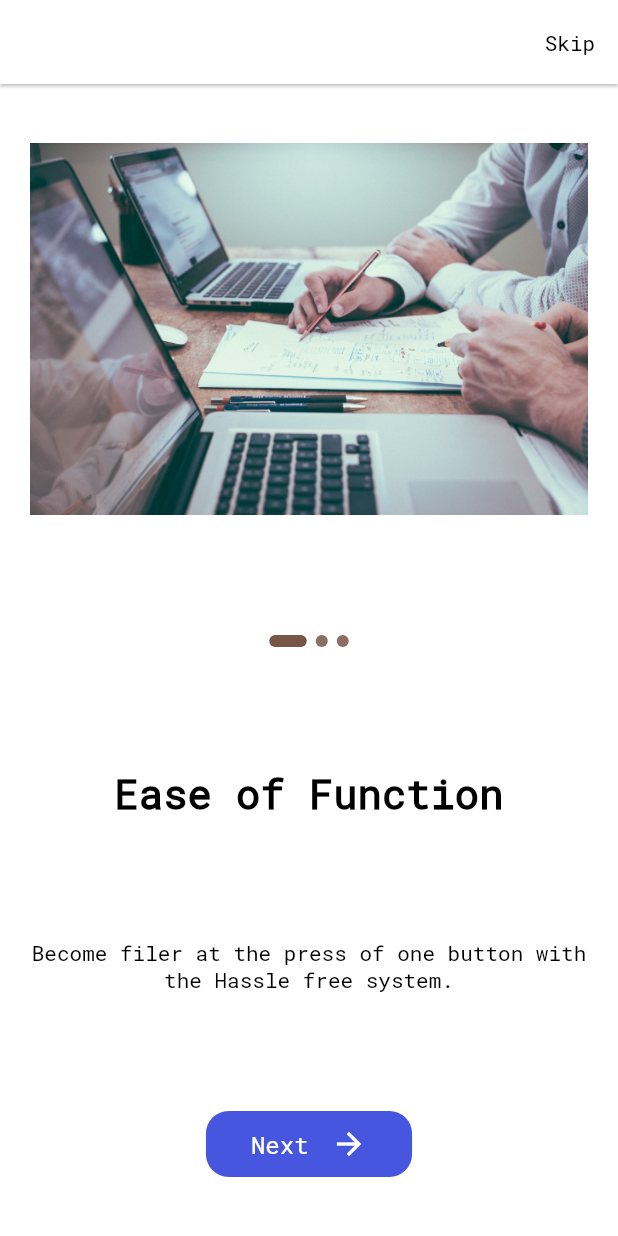
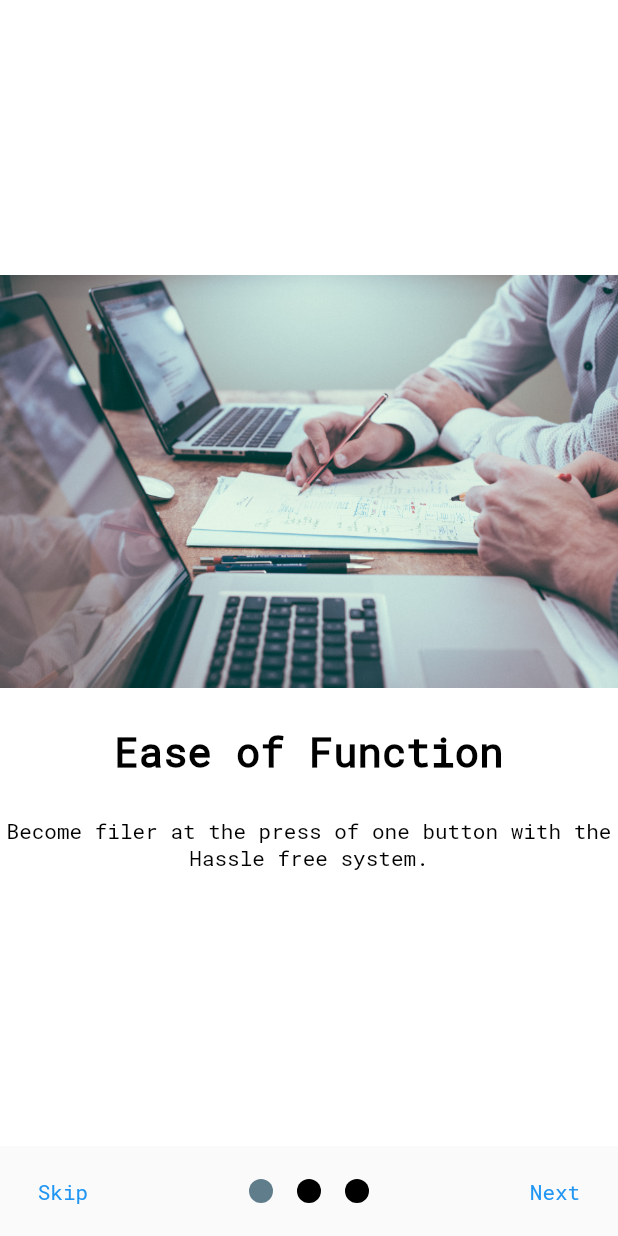
Before and after one commit to Native-Programmers/taxonetime, a Flutter app: the screen it shows after launch, on a phone screen of 412 x 824 dp. Run offline on Flutter 3.47's test engine with Material 2 defaults, Android fonts, the phone set to English and light mode, and no system bars; drawn by our look-alikes of smooth_page_indicator; our stand-ins replace animated_theme_switcher, bubble, cached_network_image, carousel_slider, cloud_firestore, email_validator and 17 more; missing offline and left inert: cnic_scanner, dialog_flowtter, dialogflow_flutter, flutter_facebook_auth, flutterfire_ui, news_api_flutter_package and 2 more; accounts and stored records are empty; project files that could hold a hidden picture were left out.

Commit message:
minor changes

```diff
--- a/lib/controller/authController.dart
+++ b/lib/controller/authController.dart
@@ -1,27 +1,37 @@
-import 'package:cloud_firestore/cloud_firestore.dart';
+// import 'package:cloud_firestore/cloud_firestore.dart';
 import 'package:firebase_auth/firebase_auth.dart';
 import 'package:flutter/foundation.dart';
-import 'package:flutter_neumorphic/flutter_neumorphic.dart';
 import 'package:get/get.dart';
 import 'package:google_sign_in/google_sign_in.dart';
 import 'package:shared_preferences/shared_preferences.dart';
+import 'package:taxonetime/models/userData.dart';
 import 'package:taxonetime/models/user.dart';
-import 'package:taxonetime/screens/auth/login.dart';
+// import 'package:taxonetime/screens/auth/login.dart';
 import 'package:flutter_facebook_auth/flutter_facebook_auth.dart';
-import 'package:taxonetime/screens/onBoarding/onBoard.dart';
-import 'package:taxonetime/widgets/navbar.dart';
+// import 'package:taxonetime/screens/onBoarding/onBoard.dart';
+// import 'package:taxonetime/widgets/navbar.dart';
+import 'package:firebase_auth/firebase_auth.dart' as auth;
 
-int? isViewed;
+GoogleSignInAccount? googleAccount;
 
 class AuthController extends GetxController {
   SharedPreferences? prefs;
   static final FirebaseAuth _auth = FirebaseAuth.instance;
+
   static AuthController authInstance = Get.find();
   Rx<bool> themeState = false.obs;
+  Rx<bool> showHome = false.obs;
   late Rx<User?> firebaseUser;
-  Rx<Users> userData =
-      Users(dob: '', documents: [], email: '', name: '', uid: '', cnic: '').obs;
-  GoogleSignInAccount? googleAccount;
+  Rx<UsersData> userData = UsersData(
+          dob: '',
+          documents: [],
+          email: '',
+          name: '',
+          uid: '',
+          cnic: '',
+          address: '',
+          contact: '')
+      .obs;
   final GoogleSignIn googleSignIn = GoogleSignIn(
     scopes: <String>[
       'email',
@@ -35,30 +45,19 @@ class AuthController extends GetxController {
     firebaseUser = Rx<User?>(_auth.currentUser);
     firebaseUser.bindStream(_auth.userChanges());
     prefs = await SharedPreferences.getInstance();
-
-    ever(firebaseUser, _setInitialScreen);
-    if (prefs!.getBool('theme') == null) {
-      await prefs!.setBool('theme', false);
-    }
-
-    themeState = prefs!.getBool('theme').obs as Rx<bool>;
+    showHome = (prefs!.getBool('showHome') ?? false).obs;
+    themeState = (prefs!.getBool('theme') ?? false).obs;
   }
 
-  _setInitialScreen(User? user) async {
-    SharedPreferences prefs = await SharedPreferences.getInstance();
-    isViewed = prefs.getInt('onBoard');
-    var _isViewed = isViewed;
-    if (_isViewed != 0) {
-      Get.offAll(() => const OnBoard());
-    } else if (FirebaseAuth.instance.currentUser != null) {
-      //user is logged in
-      Get.offAll(() {
-        return const BottomNavBar();
-      });
-    } else {
-      //user is not logged in
-      Get.offAll(() => const Login());
+  Users? _userFromFirebase(auth.User? user) {
+    if (user == null) {
+      return null;
     }
+    return Users(user.uid, user.email);
+  }
+
+  Stream<Users?>? get user {
+    return _auth.authStateChanges().map(_userFromFirebase);
   }
 
   Future<UserCredential> signInWithFacebook() async {
@@ -129,7 +128,7 @@ class AuthController extends GetxController {
           (kIsWeb ? null : Get.back());
         });
       }).onError((error, stackTrace) {
-        Get.snackbar('Error', 'Unale to login. Please check your connection.');
+        Get.snackbar('Error', 'Unable to login. Please check your connection.');
         (kIsWeb ? null : Get.back());
       });
     } on FirebaseAuthException catch (e) {
--- a/lib/models/user.dart
+++ b/lib/models/user.dart
@@ -1,32 +1,14 @@
-// ignore_for_file: must_be_immutable
-
-import 'package:cloud_firestore/cloud_firestore.dart';
 import 'package:equatable/equatable.dart';
 
 class Users extends Equatable {
-  String uid, email, dob, name, cnic;
+  final String uid;
+  final String? email;
 
-  List documents;
+  const Users(
+    this.uid,
+    this.email,
+  );
 
-  Users(
-      {required this.dob,
-      required this.documents,
-      required this.email,
-      required this.name,
-      required this.uid,
-      required this.cnic});
   @override
-  List<Object?> get props => [name, email, uid, dob, documents];
-
-  static Users fromSnapshot(DocumentSnapshot snapshot) {
-    Users user = Users(
-      dob: snapshot['dob'],
-      documents: snapshot['documents'],
-      email: snapshot['email'],
-      name: snapshot['username'],
-      cnic: snapshot['cnic'],
-      uid: snapshot.id,
-    );
-    return user;
-  }
+  List<Object?> get props => [uid, email];
 }
--- /dev/null
+++ b/lib/models/userData.dart
@@ -0,0 +1,37 @@
+// ignore_for_file: must_be_immutable
+
+import 'package:cloud_firestore/cloud_firestore.dart';
+import 'package:equatable/equatable.dart';
+
+class UsersData extends Equatable {
+  String uid, email, dob, name, cnic, address, contact;
+
+  List documents;
+
+  UsersData({
+    required this.dob,
+    required this.documents,
+    required this.email,
+    required this.name,
+    required this.uid,
+    required this.cnic,
+    required this.address,
+    required this.contact,
+  });
+  @override
+  List<Object?> get props => [name, email, uid, dob, documents];
+
+  static UsersData fromSnapshot(DocumentSnapshot snapshot) {
+    UsersData user = UsersData(
+      dob: snapshot['dob'],
+      documents: snapshot['documents'],
+      email: snapshot['email'],
+      name: snapshot['username'],
+      cnic: snapshot['cnic'],
+      address: snapshot['address'],
+      contact: snapshot['contact'],
+      uid: snapshot.id,
+    );
+    return user;
+  }
+}
--- a/lib/screens/app/app.dart
+++ b/lib/screens/app/app.dart
@@ -1,25 +1,24 @@
-// ignore_for_file: prefer_typing_uninitialized_variables
+// ignore_for_file: prefer_typing_uninitialized_variables, must_be_immutable
 
 import 'package:animated_theme_switcher/animated_theme_switcher.dart';
 import 'package:flutter/material.dart';
 import 'package:get/get.dart';
-import 'package:taxonetime/controller/authController.dart';
 import 'package:taxonetime/main.dart';
-import 'package:taxonetime/screens/onBoarding/onBoard.dart';
+import 'package:taxonetime/screens/onBoard/onBoardingPage.dart';
+import 'package:taxonetime/screens/wrapper/wrapper.dart';
 import 'package:taxonetime/themes.dart';
 
 class TaxOneTime extends StatelessWidget {
-  const TaxOneTime({Key? key, required this.isviewed}) : super(key: key);
-  final isviewed;
+  TaxOneTime({Key? key, required this.isviewed}) : super(key: key);
+  bool isviewed;
   @override
   Widget build(BuildContext context) {
     return ThemeProvider(
-      initTheme: AuthController.authInstance.themeState.value
-          ? MyThemes.darkTheme
-          : MyThemes.lightTheme,
+      initTheme: MyThemes.darkTheme,
       builder: (context, myTheme) {
         return GetMaterialApp(
           // turn it false before publishing
+
           debugShowCheckedModeBanner: false,
           theme: ThemeData(
             brightness: Brightness.light,
@@ -36,7 +35,7 @@ class TaxOneTime extends StatelessWidget {
               bodyText2: TextStyle(fontSize: 10.0),
             ),
           ),
-          home: isviewed != 0 ? const OnBoard() : checkLogin(),
+          home: isViewed! ? const Wrapper() : (const OnBoardingPage()),
         );
       },
     );
--- a/lib/screens/auth/login.dart
+++ b/lib/screens/auth/login.dart
@@ -285,6 +285,7 @@ class _LoginState extends State<Login> {
                                     Get.back();
                                     Get.back();
                                     FirebaseAuth.instance.signOut();
+
                                   }).onError((error, stackTrace) {
                                     Get.back();
                                     Get.back();
--- /dev/null
+++ b/lib/screens/onBoard/constant.dart
@@ -0,0 +1,8 @@
+import 'package:flutter/material.dart';
+
+Color kblue = const Color(0xFF4756DF);
+Color kwhite = const Color(0xFFFFFFFF);
+Color kblack = const Color(0xFF000000);
+Color kbrown300 = const Color(0xFF8D6E63);
+Color kbrown = const Color(0xFF795548);
+Color kgrey = const Color(0xFFC0C0C0);
--- /dev/null
+++ b/lib/screens/onBoard/onBoardingPage.dart
@@ -0,0 +1,129 @@
+import 'package:flutter/material.dart';
+import 'package:get/get.dart';
+import 'package:shared_preferences/shared_preferences.dart';
+import 'package:smooth_page_indicator/smooth_page_indicator.dart';
+import 'package:taxonetime/controller/authController.dart';
+import 'package:taxonetime/models/onBoardModel.dart';
+import 'package:taxonetime/screens/wrapper/wrapper.dart';
+import 'package:taxonetime/widgets/onBoardScreenUI.dart';
+
+bool isLastPage = false;
+
+class OnBoardingPage extends StatefulWidget {
+  const OnBoardingPage({Key? key}) : super(key: key);
+
+  @override
+  State<OnBoardingPage> createState() => _OnBoardingPageState();
+}
+
+class _OnBoardingPageState extends State<OnBoardingPage> {
+  final pageController = PageController();
+  @override
+  void dispose() {
+    pageController.dispose();
+    super.dispose();
+  }
+
+  List<OnboardModel> screens = <OnboardModel>[
+    OnboardModel(
+      img: 'assets/images/1.jpg',
+      text: "Ease of Function",
+      desc:
+          "Become filer at the press of one button with the Hassle free system.",
+      bg: Colors.white,
+      button: const Color(0xFF4756DF),
+    ),
+    OnboardModel(
+      img: 'assets/images/2.jpg',
+      text: "No more amateur paper work",
+      desc:
+          "All cases are handled by trained professionals. Means no more hassle",
+      bg: const Color(0xFF4756DF),
+      button: Colors.white,
+    ),
+    OnboardModel(
+      img: 'assets/images/3.jpg',
+      text: "Auto Reminders",
+      desc: "To ensure people do not forget to file their statements",
+      bg: Colors.white,
+      button: const Color(0xFF4756DF),
+    ),
+  ];
+  @override
+  Widget build(BuildContext context) {
+    return Scaffold(
+      body: Container(
+        margin: const EdgeInsets.only(bottom: 60),
+        child: PageView.builder(
+          controller: pageController,
+          onPageChanged: (index) {
+            setState(() {
+              isLastPage = index == 2;
+            });
+          },
+          itemCount: screens.length,
+          itemBuilder: (BuildContext context, int index) {
+            return onBoardPageUI(index: index, screens: screens[index]);
+          },
+        ),
+      ),
+      bottomSheet: isLastPage
+          ? TextButton(
+              style: TextButton.styleFrom(
+                shape: RoundedRectangleBorder(
+                  borderRadius: BorderRadius.circular(0.0),
+                ),
+                primary: Colors.white,
+                backgroundColor: Colors.blueGrey.shade700,
+                minimumSize: const Size.fromHeight(80),
+              ),
+              onPressed: () async {
+                final prefs = await SharedPreferences.getInstance();
+                await prefs.setBool('showHome', true);
+                AuthController.authInstance.showHome.value = true;
+                Get.offAll(const Wrapper());
+              },
+              child: const Text(
+                'Get Started',
+                style: TextStyle(fontSize: 24),
+              ),
+            )
+          : Container(
+              padding: const EdgeInsets.symmetric(horizontal: 10),
+              height: 60,
+              child: Row(
+                mainAxisAlignment: MainAxisAlignment.spaceBetween,
+                children: [
+                  TextButton(
+                      onPressed: () {
+                        pageController.jumpToPage(2);
+                      },
+                      child: const Text('Skip')),
+                  Center(
+                    child: SmoothPageIndicator(
+                      controller: pageController,
+                      count: 3,
+                      effect: const WormEffect(
+                        spacing: 16,
+                        dotColor: Colors.black,
+                        activeDotColor: Colors.blueGrey,
+                      ),
+                      onDotClicked: (index) {
+                        pageController.animateToPage(index,
+                            duration: const Duration(microseconds: 200),
+                            curve: Curves.bounceIn);
+                      },
+                    ),
+                  ),
+                  TextButton(
+                      onPressed: () {
+                        pageController.nextPage(
+                            duration: const Duration(seconds: 1),
+                            curve: Curves.easeInCirc);
+                      },
+                      child: const Text('Next')),
+                ],
+              )),
+    );
+  }
+}
--- a/lib/screens/onBoarding/onBoard.dart
+++ /dev/null
@@ -1,197 +0,0 @@
-// ignore_for_file: file_names, library_private_types_in_public_api
-
-import 'package:flutter/material.dart';
-import 'package:get/get.dart';
-import 'package:shared_preferences/shared_preferences.dart';
-import 'package:taxonetime/controller/authController.dart';
-import 'package:taxonetime/screens/auth/login.dart';
-import 'package:taxonetime/screens/onBoarding/constant.dart';
-import 'package:taxonetime/screens/onBoarding/onBoardModel.dart';
-import 'package:taxonetime/widgets/navbar.dart';
-
-import 'constant.dart';
-
-class OnBoard extends StatefulWidget {
-  const OnBoard({Key? key}) : super(key: key);
-
-  @override
-  _OnBoardState createState() => _OnBoardState();
-}
-
-class _OnBoardState extends State<OnBoard> {
-  int currentIndex = 0;
-  late PageController _pageController;
-  List<OnboardModel> screens = <OnboardModel>[
-    OnboardModel(
-      img: 'assets/images/1.jpg',
-      text: "Ease of Function",
-      desc:
-          "Become filer at the press of one button with the Hassle free system.",
-      bg: Colors.white,
-      button: const Color(0xFF4756DF),
-    ),
-    OnboardModel(
-      img: 'assets/images/2.jpg',
-      text: "No more ametuer paper work",
-      desc:
-          "All cases are handled by trained professionals. Means no more hassle",
-      bg: const Color(0xFF4756DF),
-      button: Colors.white,
-    ),
-    OnboardModel(
-      img: 'assets/images/3.jpg',
-      text: "Auto Reminders",
-      desc: "To ensure people do not forget to file their statements",
-      bg: Colors.white,
-      button: const Color(0xFF4756DF),
-    ),
-  ];
-
-  @override
-  void initState() {
-    _pageController = PageController(initialPage: 0);
-    super.initState();
-  }
-
-  @override
-  void dispose() {
-    _pageController.dispose();
-    super.dispose();
-  }
-
-  _storeOnboardInfo() async {
-    int isViewed = 0;
-    SharedPreferences prefs = await SharedPreferences.getInstance();
-    await prefs.setInt('onBoard', isViewed);
-    if (AuthController.authInstance.firebaseUser == null) {
-      Get.offAll(() => const BottomNavBar());
-    } else {
-      Get.offAll(() => const Login());
-    }
-  }
-
-  @override
-  Widget build(BuildContext context) {
-    return Scaffold(
-      backgroundColor: currentIndex % 2 == 0 ? kwhite : kblue,
-      appBar: AppBar(
-        backgroundColor: currentIndex % 2 == 0 ? kwhite : kblue,
-        elevation: 1.0,
-        actions: [
-          TextButton(
-            onPressed: () {
-              _storeOnboardInfo();
-              Get.toEnd(() => null);
-            },
-            child: Text(
-              "Skip",
-              style: TextStyle(
-                color: currentIndex % 2 == 0 ? kblack : kwhite,
-              ),
-            ),
-          )
-        ],
-      ),
-      body: Padding(
-        padding: const EdgeInsets.symmetric(horizontal: 20.0),
-        child: PageView.builder(
-            itemCount: screens.length,
-            controller: _pageController,
-            physics: const NeverScrollableScrollPhysics(),
-            onPageChanged: (int index) {
-              setState(() {
-                currentIndex = index;
-              });
-            },
-            itemBuilder: (_, index) {
-              return Column(
-                mainAxisAlignment: MainAxisAlignment.spaceAround,
-                crossAxisAlignment: CrossAxisAlignment.center,
-                mainAxisSize: MainAxisSize.min,
-                children: [
-                  Image.asset(screens[index].img),
-                  SizedBox(
-                    height: 10.0,
-                    child: ListView.builder(
-                      itemCount: screens.length,
-                      shrinkWrap: true,
-                      scrollDirection: Axis.horizontal,
-                      itemBuilder: (context, index) {
-                        return Row(
-                            mainAxisAlignment: MainAxisAlignment.center,
-                            children: [
-                              Container(
-                                margin:
-                                    const EdgeInsets.symmetric(horizontal: 3.0),
-                                width: currentIndex == index ? 25 : 8,
-                                height: 8,
-                                decoration: BoxDecoration(
-                                  color: currentIndex == index
-                                      ? kbrown
-                                      : kbrown300,
-                                  borderRadius: BorderRadius.circular(10.0),
-                                ),
-                              ),
-                            ]);
-                      },
-                    ),
-                  ),
-                  Text(
-                    screens[index].text,
-                    textAlign: TextAlign.center,
-                    style: TextStyle(
-                      fontSize: 27.0,
-                      fontWeight: FontWeight.bold,
-                      color: index % 2 == 0 ? kblack : kwhite,
-                    ),
-                  ),
-                  Text(
-                    screens[index].desc,
-                    textAlign: TextAlign.center,
-                    style: TextStyle(
-                      fontSize: 14.0,
-                      color: index % 2 == 0 ? kblack : kwhite,
-                    ),
-                  ),
-                  InkWell(
-                    onTap: () async {
-                      if (index == screens.length - 1) {
-                        await _storeOnboardInfo();
-                        Get.toEnd(() => null);
-                      }
-
-                      _pageController.nextPage(
-                        duration: const Duration(milliseconds: 300),
-                        curve: Curves.bounceIn,
-                      );
-                    },
-                    child: Container(
-                      padding: const EdgeInsets.symmetric(
-                          horizontal: 30.0, vertical: 10),
-                      decoration: BoxDecoration(
-                          color: index % 2 == 0 ? kblue : kwhite,
-                          borderRadius: BorderRadius.circular(15.0)),
-                      child: Row(mainAxisSize: MainAxisSize.min, children: [
-                        Text(
-                          index == 2 ? "Continue" : "Next",
-                          style: TextStyle(
-                              fontSize: 16.0,
-                              color: index % 2 == 0 ? kwhite : kblue),
-                        ),
-                        const SizedBox(
-                          width: 15.0,
-                        ),
-                        Icon(
-                          Icons.arrow_forward_sharp,
-                          color: index % 2 == 0 ? kwhite : kblue,
-                        )
-                      ]),
-                    ),
-                  )
-                ],
-              );
-            }),
-      ),
-    );
-  }
-}
--- a/lib/screens/profile/profile_page.dart
+++ b/lib/screens/profile/profile_page.dart
@@ -5,7 +5,7 @@ import 'package:flutter/cupertino.dart';
 import 'package:flutter/material.dart';
 import 'package:get/get.dart';
 import 'package:taxonetime/controller/authController.dart';
-import 'package:taxonetime/models/user.dart';
+import 'package:taxonetime/models/userData.dart';
 import 'package:taxonetime/screens/profile/edit_profile_page.dart';
 import 'package:taxonetime/widgets/appbar_widget.dart';
 import 'package:taxonetime/widgets/button_widget.dart';
@@ -48,7 +48,7 @@ class _ProfilePageState extends State<ProfilePage> {
     );
   }
 
-  Widget buildName(Users user) => Column(
+  Widget buildName(UsersData user) => Column(
         children: [
           Text(
             user.name,
@@ -67,7 +67,7 @@ class _ProfilePageState extends State<ProfilePage> {
         onClicked: () {},
       );
 
-  Widget buildAbout(Users user) => Container(
+  Widget buildAbout(UsersData user) => Container(
         padding: const EdgeInsets.symmetric(horizontal: 48),
         child: Column(
           crossAxisAlignment: CrossAxisAlignment.start,
--- /dev/null
+++ b/lib/widgets/onBoardScreenUI.dart
@@ -0,0 +1,46 @@
+// ignore_for_file: must_be_immutable, camel_case_types
+
+import 'package:flutter/material.dart';
+import 'package:taxonetime/models/onBoardModel.dart';
+import 'package:taxonetime/screens/onBoard/constant.dart';
+
+class onBoardPageUI extends StatelessWidget {
+  onBoardPageUI({Key? key, required this.index, required this.screens})
+      : super(key: key);
+  int index;
+  OnboardModel screens;
+
+  @override
+  Widget build(BuildContext context) {
+    return Container(
+      color: index % 2 != 0 ? kblack : kwhite,
+      child: Column(
+        mainAxisAlignment: MainAxisAlignment.center,
+        crossAxisAlignment: CrossAxisAlignment.center,
+        mainAxisSize: MainAxisSize.min,
+        children: [
+          Image.asset(screens.img),
+          const Divider(height: 25, color: Colors.transparent),
+          Text(
+            screens.text,
+            textAlign: TextAlign.center,
+            style: TextStyle(
+              fontSize: 27.0,
+              fontWeight: FontWeight.bold,
+              color: index % 2 == 0 ? kblack : kwhite,
+            ),
+          ),
+          const Divider(height: 25, color: Colors.transparent),
+          Text(
+            screens.desc,
+            textAlign: TextAlign.center,
+            style: TextStyle(
+              fontSize: 14.0,
+              color: index % 2 == 0 ? kblack : kwhite,
+            ),
+          ),
+        ],
+      ),
+    );
+  }
+}
--- a/pubspec.yaml
+++ b/pubspec.yaml
@@ -19,8 +19,6 @@ dependencies:
   video_player: ^2.2.10
   shared_preferences: ^2.0.11
   get: ^4.6.1
-  flutter_launcher_icons: ^0.9.2
-  flutter_native_splash: ^2.1.6
   sign_button: ^2.0.2
   firebase_auth: ^3.3.5
   cloud_firestore: ^3.1.6
@@ -42,7 +40,6 @@ dependencies:
   persistent_bottom_nav_bar: ^4.0.2
   carousel_slider: ^4.0.0
   news_api_flutter_package: ^1.1.0
-  timelines: ^0.1.0
   flutter_mobile_vision: ^0.1.3
   cnic_scanner: ^0.0.2
   getwidget: ^2.0.5
@@ -55,6 +52,7 @@ dependencies:
   flutter_neumorphic: ^3.2.0
   flutterfire_ui: ^0.4.1
   cached_network_image: ^3.2.0
+  smooth_page_indicator: ^1.0.0+2
 
 dev_dependencies:
   flutter_test:
```
Also changed, not shown: lib/main.dart (+4 -21 lines), lib/screens/home/home.dart (+3 -4 lines), lib/screens/scanners/cnicScanner.dart (+32 -7 lines), lib/screens/wrapper/wrapper.dart (added, +28 -0 lines), lib/unused/servicewidget.txt (added, +40 -0 lines), lib/widgets/service_widget.dart (+13 -42 lines), lib/constant/constant.dart (renamed from lib/screens/onBoarding/constant.dart), lib/models/onBoardModel.dart (renamed from lib/screens/onBoarding/onBoardModel.dart), pubspec.lock, 2 other files.
